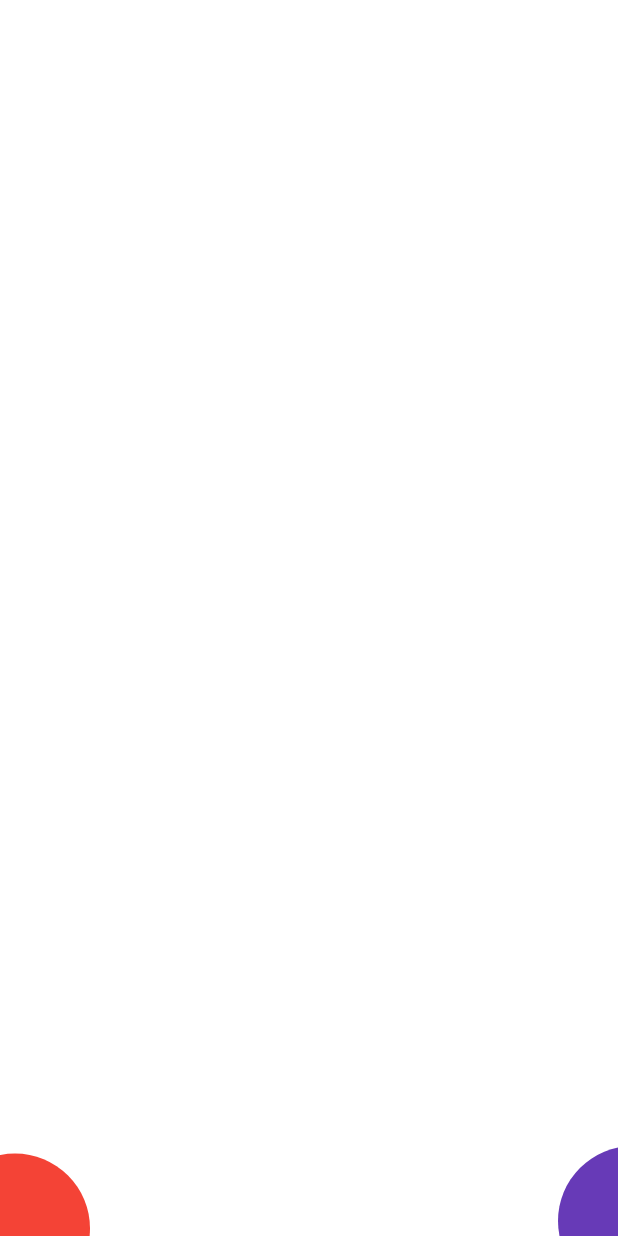
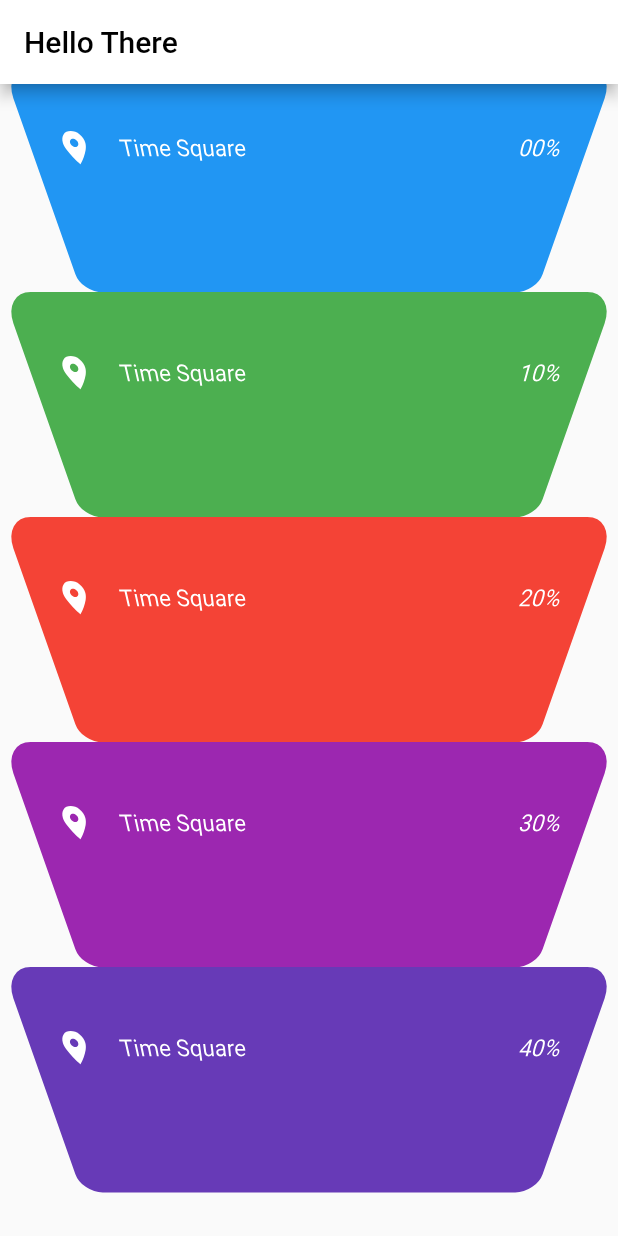
Before and after one commit to pedromassango/my_flutter_challenges, a Flutter app: the screen it shows after launch, on a phone screen of 412 x 824 dp. Run offline on Flutter 3.47's test engine with Material 2 defaults, Android fonts, the phone set to English and light mode, and no system bars.

```diff
--- a/lib/main.dart
+++ b/lib/main.dart
@@ -1,85 +1,96 @@
 import 'package:flutter/material.dart';
+import 'dart:math';
 
 void main() {
-  runApp( MainAppWidget());
+  runApp(MainAppWidget());
 }
 
-class MainAppWidget extends StatelessWidget{
-
+class MainAppWidget extends StatelessWidget {
   @override
-  Widget build(BuildContext context){
+  Widget build(BuildContext context) {
     return MaterialApp(
       title: 'Main App Widget',
-      theme: ThemeData(
-        primarySwatch: Colors.red
-      ),
+      theme: ThemeData(primarySwatch: Colors.red),
       home: SplashPage(),
     );
   }
 }
 
-class SplashPage extends StatelessWidget{
+class SplashPage extends StatefulWidget {
+  @override
+  State<StatefulWidget> createState() {
+    return MyState();
+  }
+}
+// Love song (Adele)
+
+class MyState extends State<SplashPage> with SingleTickerProviderStateMixin {
+  AnimationController controller;
+  Animation<double> angle;
+
+  @override
+  void initState() {
+    // TODO: implement initState
+    super.initState();
+  }
+
   @override
   Widget build(BuildContext context) {
     return Scaffold(
-      body: Container(
-        color: Colors.white,
-        child: Center(
-          child: Stack(
-              children: <Widget>[
-                Align(
-                  alignment: Alignment.bottomLeft,
-                  child: ClipPath(
-                    clipper: MyClipper(align: Alignment.bottomLeft),
-                    child: Container(
-                      color: Colors.red,
-                    ),
-                  ),
-                ),
-                Align(
-                  alignment: Alignment.bottomRight,
-                  child: ClipPath(
-                    clipper: MyClipper(align: Alignment.bottomRight),
-                    child: Container(
-                      color: Colors.deepPurple,
-                    ),
-                  ),
-                )
-              ],
-          ),
+      appBar: AppBar(
+        backgroundColor: Colors.white,
+        title: Text(
+          "Hello There",
+          style: TextStyle(color: Colors.black),
         ),
+      ),
+      body: ListView.builder(
+        itemCount: 5,
+        itemBuilder: (c, index) {
+          return _buildItem(index);
+        },
       ),
     );
   }
 }
-// Love song (Adele)
 
-class MyClipper extends CustomClipper<Path>{
+Widget _buildItem(int index) {
+  List<Color> _colors = [
+    Colors.blue,
+    Colors.green,
+    Colors.red,
+    Colors.purple,
+    Colors.deepPurple
+  ];
 
-   Alignment align;
-
-  MyClipper({this.align});
-
-
-  @override
-  Path getClip(Size size) {
-    var p = Path();
-
-
-
-    Rect rect;
-    if(align == Alignment.bottomLeft){
-      rect = Rect.fromLTWH(-40, size.height-55, 100, 100);
-    }else{
-      rect = Rect.fromLTWH(size.width-40, size.height-60, 100, 100);
-    }
-
-    p.addOval(rect);
-
-
-    return p;
-  }
-
-  @override
-  bool shouldReclip(CustomClipper<Path> oldClipper) => true;
+  return Transform(
+    transform: Matrix4.identity()
+      ..setEntry(3, 2, 0.01)
+      ..rotateX(0.2),
+    alignment: FractionalOffset.center,
+    child: Container(
+      margin: EdgeInsets.fromLTRB(32, 0, 32, 0),
+      padding: EdgeInsets.fromLTRB(16, 32, 16, 8),
+      decoration: BoxDecoration(
+          color: _colors.elementAt(index),
+          borderRadius: BorderRadius.all(Radius.circular(16))),
+      height: 150,
+      width: 100,
+      child: Column(
+        children: <Widget>[
+          Row(
+            children: <Widget>[
+              Padding(
+                padding: const EdgeInsets.only(right: 16),
+                child: Icon(Icons.place, color: Colors.white,),
+              ),
+              Text('Time Square', style: TextStyle(color: Colors.white),),
+              Spacer(),
+              Text('${index}0%', style: TextStyle(color: Colors.white),)
+            ],
+          )
+        ],
+      ),
+    ),
+  );
 }
```
